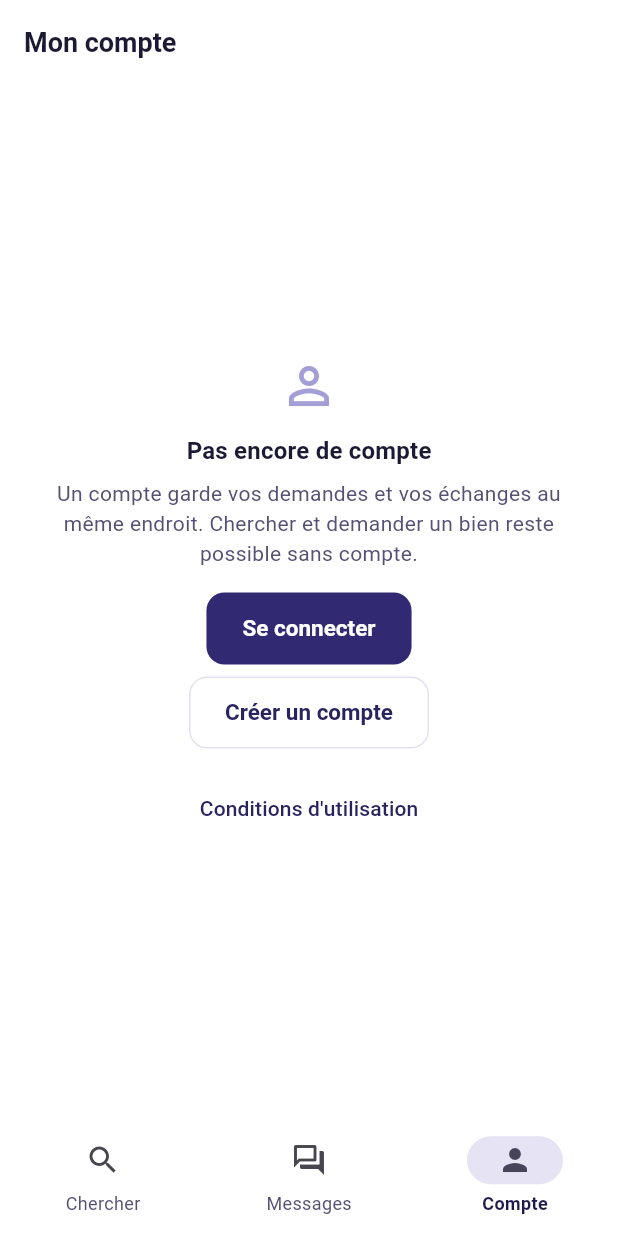
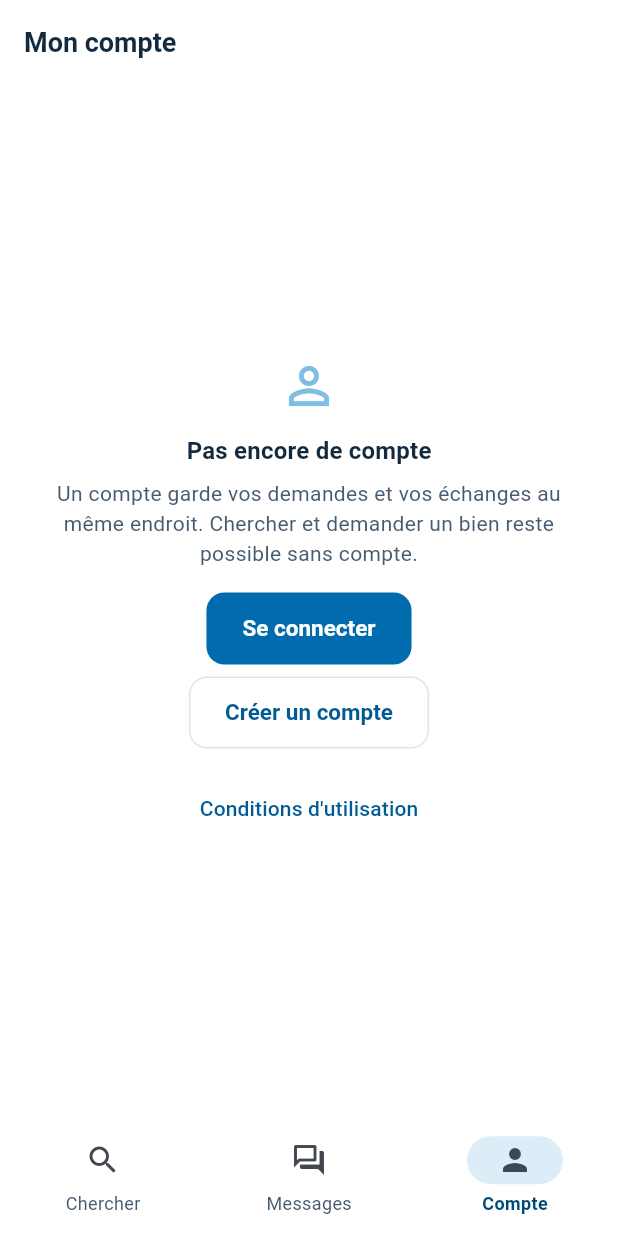
Before and after one commit to abouattara/nogoya, a Flutter app: the AccountScreen screen opened by its route, on a phone screen of 412 x 824 dp. Run offline on Flutter 3.47's test engine with Material 3 defaults, Android fonts, the phone set to English and light mode, and no system bars; our stand-ins replace cached_network_image, dio, flutter_riverpod, flutter_secure_storage, go_router, image_picker and 1 more; accounts and stored records are empty; network calls fail.

Commit message:
Rebatir le design sur le nouveau logo : bleu et orange
Le logo a change : un embleme en ruban qui passe du bleu a l'orange, et
un mot-repere en deux couleurs, « BINOG » bleu et « OYA » orange. Les
teintes sont echantillonnees dans l'image fournie, pas estimees : bleu
#0080CC, orange #F7A53B.

Le site et l'application changent ensemble, parce que l'application
recopie les jetons du site pour qu'une annonce vue sur les deux
appartienne a la meme marque.

Chaque paire texte/fond reellement employee a ete remesuree. Deux
couleurs du logo ne portent pas de texte blanc : le bleu du logo fait
4,2:1, juste sous le seuil, et l'orange 2,0:1. Le primaire est donc un
cran plus dense (#006BAD, 5,7:1), et l'orange porte du texte fonce
(7,4:1) : les pastilles de non-lus de l'application passent du blanc sur
corail au fonce sur orange. Le coeur des favoris devient rouge, la
convention que tout le monde lit, plutot qu'un ambre brun.

La banniere d'accueil reste en bleu profond avec le ruban en lisere : du
texte blanc pose sur le degrade complet serait illisible a son extremite
orange. Le filigrane passe en silhouette blanche, l'embleme etant bleu
en haut et donc invisible tel quel sur un fond bleu.

L'embleme est detoure du JPEG fourni avec une rampe courte sur l'ecart
au blanc : un seuil net aurait dentele les courbes, l'ecart brut aurait
rendu l'orange a moitie transparent. Les fichiers du site changent de
nom (logo-embleme*.png) : sous l'ancien nom, le navigateur et le cache
d'images de Next continuaient de servir l'ancien logo.

Co-Authored-By: Claude Fable 5.2 <noreply@anthropic.com>

```diff
--- a/mobile/lib/app/shell.dart
+++ b/mobile/lib/app/shell.dart
@@ -45,13 +45,19 @@ class AppShell extends ConsumerWidget {
             icon: Badge(
               isLabelVisible: unread > 0,
               label: Text('$unread'),
-              backgroundColor: AppColors.accent600,
+              // L'orange du logo ne porte pas de blanc (2,0:1) :
+              // le chiffre est donc fonce (7,4:1).
+              backgroundColor: AppColors.accent500,
+              textColor: AppColors.foreground,
               child: const Icon(Icons.forum_outlined),
             ),
             selectedIcon: Badge(
               isLabelVisible: unread > 0,
               label: Text('$unread'),
-              backgroundColor: AppColors.accent600,
+              // L'orange du logo ne porte pas de blanc (2,0:1) :
+              // le chiffre est donc fonce (7,4:1).
+              backgroundColor: AppColors.accent500,
+              textColor: AppColors.foreground,
               child: const Icon(Icons.forum),
             ),
             label: 'Messages',
--- a/mobile/lib/core/theme/app_colors.dart
+++ b/mobile/lib/core/theme/app_colors.dart
@@ -2,55 +2,61 @@ import 'package:flutter/material.dart';
 
 /// Les couleurs de BINOGOYA, reprises telles quelles du site.
 ///
-/// Les valeurs viennent de `frontend/src/app/globals.css`. Les recopier
-/// plutot que de les reinventer evite qu'une annonce vue sur le téléphone
-/// et la meme annonce vue sur le site paraissent appartenir a deux
-/// marques. Les rapports de contraste notes en commentaire ont ete
-/// mesures lors de la refonte du design sur le logo ; ils valent ici
-/// aussi, et c'est ce qui interdit le texte blanc sur `accent500`.
+/// Les valeurs viennent de `frontend/src/app/globals.css`, elles-mêmes
+/// échantillonnées dans le logo : le bleu de « BINOG », l'orange de
+/// « OYA ». Les recopier plutôt que de les réinventer évite qu'une annonce
+/// vue sur le téléphone et la même annonce vue sur le site paraissent
+/// appartenir à deux marques.
+///
+/// Les rapports de contraste notés en commentaire ont été mesurés. Deux
+/// couleurs du logo ne portent pas de texte blanc : le bleu `brand500`
+/// (4,2:1, sous le seuil de 4,5) et l'orange `accent500` (2,0:1). Un
+/// bouton prend `brand600` ; sur l'orange, le texte est foncé.
 abstract final class AppColors {
-  // Indigo du ruban du logo.
-  static const brand50 = Color(0xFFF3F2FA);
-  static const brand100 = Color(0xFFE5E3F4);
-  static const brand200 = Color(0xFFC9C5E8);
-  static const brand300 = Color(0xFFA49ED6);
-  static const brand400 = Color(0xFF7B73BE);
-  static const brand500 = Color(0xFF574EA1);
+  // Bleu du logo.
+  static const brand50 = Color(0xFFEFF7FC);
+  static const brand100 = Color(0xFFDCEDF8);
+  static const brand200 = Color(0xFFB5D9F0);
+  static const brand300 = Color(0xFF7FBDE4);
+  static const brand400 = Color(0xFF3C9BD6);
 
-  /// Primaire. Blanc dessus : 12,3:1.
-  static const brand600 = Color(0xFF312A73);
+  /// La couleur du logo. Blanc dessus : 4,2:1, trop peu pour du texte.
+  static const brand500 = Color(0xFF0080CC);
 
-  /// Survol et presse : 14,0:1.
-  static const brand700 = Color(0xFF29235F);
-  static const brand800 = Color(0xFF1F1A4A);
-  static const brand900 = Color(0xFF161236);
+  /// Primaire. Blanc dessus : 5,7:1.
+  static const brand600 = Color(0xFF006BAD);
 
-  // Corail du logo.
-  static const accent50 = Color(0xFFFEF1F2);
-  static const accent100 = Color(0xFFFDE2E5);
-  static const accent200 = Color(0xFFFAC4CB);
-  static const accent300 = Color(0xFFF59AA6);
-  static const accent400 = Color(0xFFEF7080);
+  /// Survol et pressé : 7,3:1.
+  static const brand700 = Color(0xFF005A94);
+  static const brand800 = Color(0xFF004876);
+  static const brand900 = Color(0xFF003556);
 
-  /// La couleur du logo. Jamais de texte blanc dessus.
-  static const accent500 = Color(0xFFE75267);
+  // Orange du logo.
+  static const accent50 = Color(0xFFFFF8ED);
+  static const accent100 = Color(0xFFFEECD0);
+  static const accent200 = Color(0xFFFDD9A0);
+  static const accent300 = Color(0xFFFBC16B);
+  static const accent400 = Color(0xFFF9B24F);
 
-  /// Le seul corail qui porte du blanc (4,7:1).
-  static const accent600 = Color(0xFFD23A52);
-  static const accent700 = Color(0xFFAE2C41);
+  /// La couleur du logo. Texte foncé dessus (7,4:1), jamais blanc (2,0:1).
+  static const accent500 = Color(0xFFF7A53B);
+
+  /// Le seul orange qui porte du blanc (5,0:1).
+  static const accent600 = Color(0xFFA85D08);
+  static const accent700 = Color(0xFF8F4E08);
 
   static const background = Color(0xFFFFFFFF);
   static const surface = Color(0xFFFFFFFF);
   static const surfaceMuted = brand50;
   static const surfaceHover = brand100;
 
-  /// Presque noir, sous-teinte indigo : 16,9:1.
-  static const foreground = Color(0xFF1C1A33);
+  /// Presque noir, sous-teinte bleue : 14,9:1.
+  static const foreground = Color(0xFF13293D);
 
-  /// Texte secondaire : 7,5:1 sur blanc.
-  static const foregroundMuted = Color(0xFF565073);
+  /// Texte secondaire : 6,9:1 sur blanc.
+  static const foregroundMuted = Color(0xFF475C71);
 
-  static const border = Color(0xFFE3E0F1);
+  static const border = Color(0xFFDBE6EF);
   static const borderStrong = brand300;
 
   static const successBg = Color(0xFFDCFCE7);
--- a/mobile/lib/features/account/account_screen.dart
+++ b/mobile/lib/features/account/account_screen.dart
@@ -219,13 +219,13 @@ class _Entry extends StatelessWidget {
             Container(
               padding: const EdgeInsets.symmetric(horizontal: 7, vertical: 2),
               decoration: BoxDecoration(
-                color: AppColors.accent600,
+                color: AppColors.accent500,
                 borderRadius: BorderRadius.circular(999),
               ),
               child: Text(
                 '$badge',
                 style: const TextStyle(
-                  color: Colors.white,
+                  color: AppColors.foreground,
                   fontSize: 11,
                   fontWeight: FontWeight.w700,
                 ),
--- a/mobile/lib/shared/widgets/product_card.dart
+++ b/mobile/lib/shared/widgets/product_card.dart
@@ -167,7 +167,7 @@ class _FavoriteButton extends StatelessWidget {
           child: Icon(
             isFavorite ? Icons.favorite : Icons.favorite_border,
             size: 18,
-            color: isFavorite ? AppColors.accent600 : AppColors.foregroundMuted,
+            color: isFavorite ? AppColors.danger600 : AppColors.foregroundMuted,
             semanticLabel: isFavorite ? 'Retirer des favoris' : 'Ajouter aux favoris',
           ),
         ),
--- a/mobile/pubspec.yaml
+++ b/mobile/pubspec.yaml
@@ -72,6 +72,9 @@ flutter:
   # the material Icons class.
   uses-material-design: true
 
+  assets:
+    - assets/logo-binogoya.png
+
   # To add assets to your application, add an assets section, like this:
   # assets:
   #   - images/a_dot_burr.jpeg
```
Also changed, not shown: mobile/lib/features/catalog/catalog_screen.dart (+30 -1 lines), frontend/public/logo-binogoya-96.png (deleted), frontend/public/logo-binogoya.png (deleted), frontend/public/logo-embleme-96.png (added), frontend/public/logo-embleme.png (added), frontend/src/app/icon.png, mobile/assets/logo-binogoya.png (added), 13 other files.
